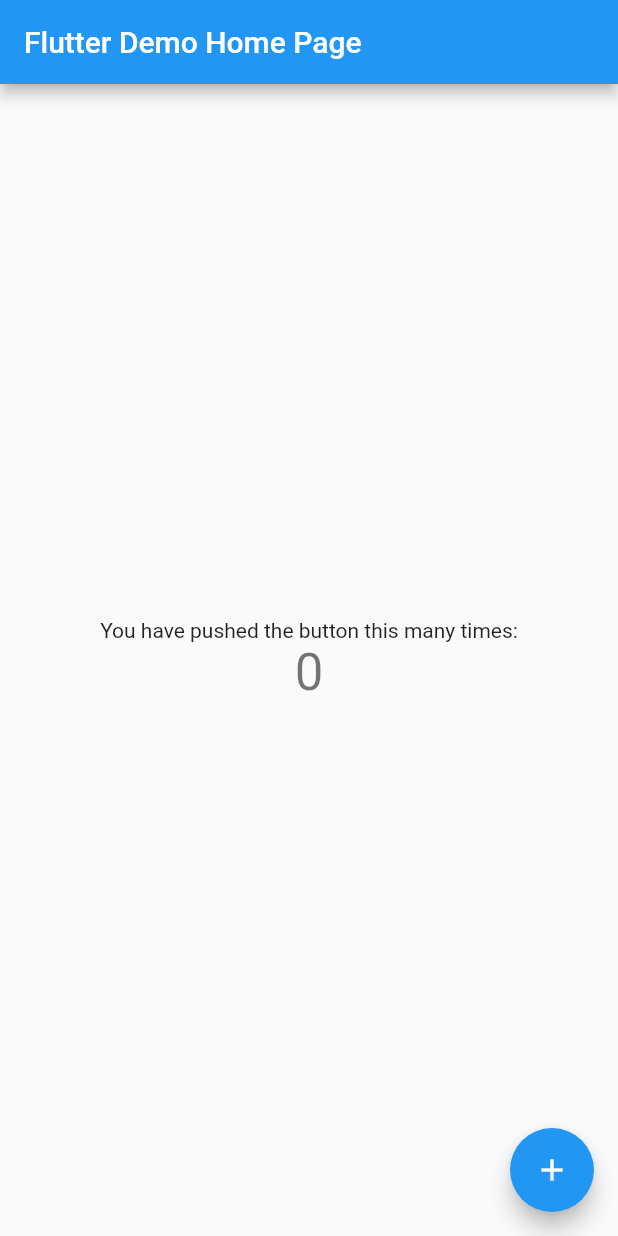
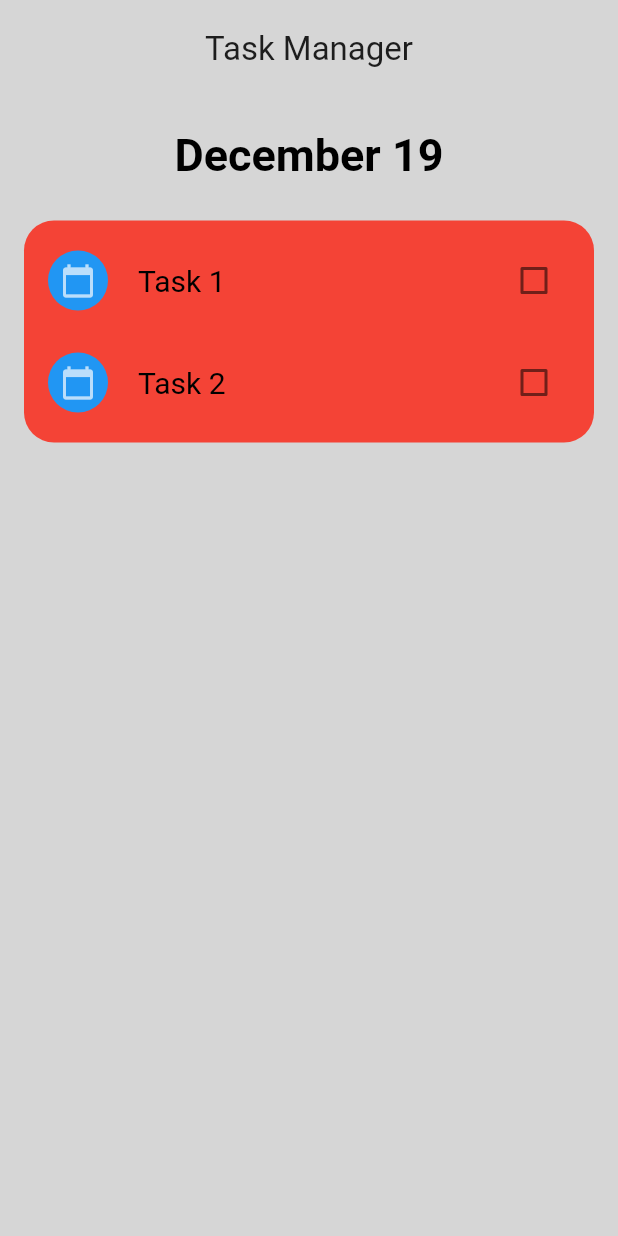
Before and after one commit to jinomanojjohn/To_Do_App, a Flutter app: the screen it shows after launch, on a phone screen of 412 x 824 dp. Run offline on Flutter 3.47's test engine with Material 2 defaults, Android fonts, the phone set to English and light mode, and no system bars.

Commit message:
Session1

```diff
--- a/lib/main.dart
+++ b/lib/main.dart
@@ -12,104 +12,128 @@ class MyApp extends StatelessWidget {
   Widget build(BuildContext context) {
     return MaterialApp(
       title: 'Flutter Demo',
+      debugShowCheckedModeBanner: false,
       theme: ThemeData(
-        // This is the theme of your application.
-        //
-        // Try running your application with "flutter run". You'll see the
-        // application has a blue toolbar. Then, without quitting the app, try
-        // changing the primarySwatch below to Colors.green and then invoke
-        // "hot reload" (press "r" in the console where you ran "flutter run",
-        // or simply save your changes to "hot reload" in a Flutter IDE).
-        // Notice that the counter didn't reset back to zero; the application
-        // is not restarted.
         primarySwatch: Colors.blue,
       ),
-      home: const MyHomePage(title: 'Flutter Demo Home Page'),
+      home: HomePage(),
     );
   }
 }
 
-class MyHomePage extends StatefulWidget {
-  const MyHomePage({super.key, required this.title});
-
-  // This widget is the home page of your application. It is stateful, meaning
-  // that it has a State object (defined below) that contains fields that affect
-  // how it looks.
-
-  // This class is the configuration for the state. It holds the values (in this
-  // case the title) provided by the parent (in this case the App widget) and
-  // used by the build method of the State. Fields in a Widget subclass are
-  // always marked "final".
-
-  final String title;
-
-  @override
-  State<MyHomePage> createState() => _MyHomePageState();
-}
-
-class _MyHomePageState extends State<MyHomePage> {
-  int _counter = 0;
-
-  void _incrementCounter() {
-    setState(() {
-      // This call to setState tells the Flutter framework that something has
-      // changed in this State, which causes it to rerun the build method below
-      // so that the display can reflect the updated values. If we changed
-      // _counter without calling setState(), then the build method would not be
-      // called again, and so nothing would appear to happen.
-      _counter++;
-    });
-  }
-
+class HomePage extends StatelessWidget {
   @override
   Widget build(BuildContext context) {
-    // This method is rerun every time setState is called, for instance as done
-    // by the _incrementCounter method above.
-    //
-    // The Flutter framework has been optimized to make rerunning build methods
-    // fast, so that you can just rebuild anything that needs updating rather
-    // than having to individually change instances of widgets.
     return Scaffold(
-      appBar: AppBar(
-        // Here we take the value from the MyHomePage object that was created by
-        // the App.build method, and use it to set our appbar title.
-        title: Text(widget.title),
+      backgroundColor: Colors.grey[350],
+      // appBar: AppBar(
+      //   title: const Text("Task Manager"),
+      // ),
+      body: SafeArea(
+        child: SizedBox.expand(
+          child: Column(
+            crossAxisAlignment: CrossAxisAlignment.center,
+            children: [
+              const SizedBox(
+                height: 20,
               ),
-      body: Center(
-        // Center is a layout widget. It takes a single child and positions it
-        // in the middle of the parent.
+              const Text(
+                "Task Manager",
+                style: TextStyle(
+                  fontSize: 22,
+                  fontWeight: FontWeight.w400,
+                ),
+              ),
+              const SizedBox(
+                height: 40,
+              ),
+              const Text(
+                "December 19",
+                style: TextStyle(
+                  color: Colors.black,
+                  fontSize: 30,
+                  fontWeight: FontWeight.w600,
+                ),
+              ),
+              const SizedBox(
+                height: 10,
+              ),
+              Padding(
+                padding: const EdgeInsets.all(
+                  16.0,
+                ),
+                child: Container(
+                  padding: const EdgeInsets.all(16),
+                  width: double.infinity,
+                  decoration: BoxDecoration(
+                    color: Colors.red,
+                    borderRadius: BorderRadius.circular(20),
+                  ),
                   child: Column(
-          // Column is also a layout widget. It takes a list of children and
-          // arranges them vertically. By default, it sizes itself to fit its
-          // children horizontally, and tries to be as tall as its parent.
-          //
-          // Invoke "debug painting" (press "p" in the console, choose the
-          // "Toggle Debug Paint" action from the Flutter Inspector in Android
-          // Studio, or the "Toggle Debug Paint" command in Visual Studio Code)
-          // to see the wireframe for each widget.
-          //
-          // Column has various properties to control how it sizes itself and
-          // how it positions its children. Here we use mainAxisAlignment to
-          // center the children vertically; the main axis here is the vertical
-          // axis because Columns are vertical (the cross axis would be
-          // horizontal).
-          mainAxisAlignment: MainAxisAlignment.center,
-          children: <Widget>[
+                      crossAxisAlignment: CrossAxisAlignment.start,
+                      children: [
+                        Row(
+                          children: [
+                            const CircleAvatar(
+                              radius: 20,
+                              backgroundColor: Colors.blue,
+                              child: Icon(
+                                Icons.calendar_today,
+                              ),
+                            ),
+                            const SizedBox(
+                              width: 20,
+                            ),
                             const Text(
-              'You have pushed the button this many times:',
+                              "Task 1",
+                              style: TextStyle(
+                                color: Colors.black,
+                                fontSize: 20,
                               ),
-            Text(
-              '$_counter',
-              style: Theme.of(context).textTheme.headline4,
+                            ),
+                            const Spacer(),
+                            Checkbox(
+                              value: false,
+                              onChanged: ((value) {}),
                             ),
                           ],
                         ),
+                        const SizedBox(
+                          height: 20,
                         ),
-      floatingActionButton: FloatingActionButton(
-        onPressed: _incrementCounter,
-        tooltip: 'Increment',
-        child: const Icon(Icons.add),
-      ), // This trailing comma makes auto-formatting nicer for build methods.
+                        Row(
+                          children: [
+                            const CircleAvatar(
+                              radius: 20,
+                              backgroundColor: Colors.blue,
+                              child: Icon(
+                                Icons.calendar_today,
+                              ),
+                            ),
+                            const SizedBox(
+                              width: 20,
+                            ),
+                            const Text(
+                              "Task 2",
+                              style: TextStyle(
+                                color: Colors.black,
+                                fontSize: 20,
+                              ),
+                            ),
+                            const Spacer(),
+                            Checkbox(
+                              value: false,
+                              onChanged: ((value) {}),
+                            ),
+                          ],
+                        ),
+                      ]),
+                ),
+              )
+            ],
+          ),
+        ),
+      ),
     );
   }
 }
```
Lines whose indentation alone changed are shown as unchanged.
